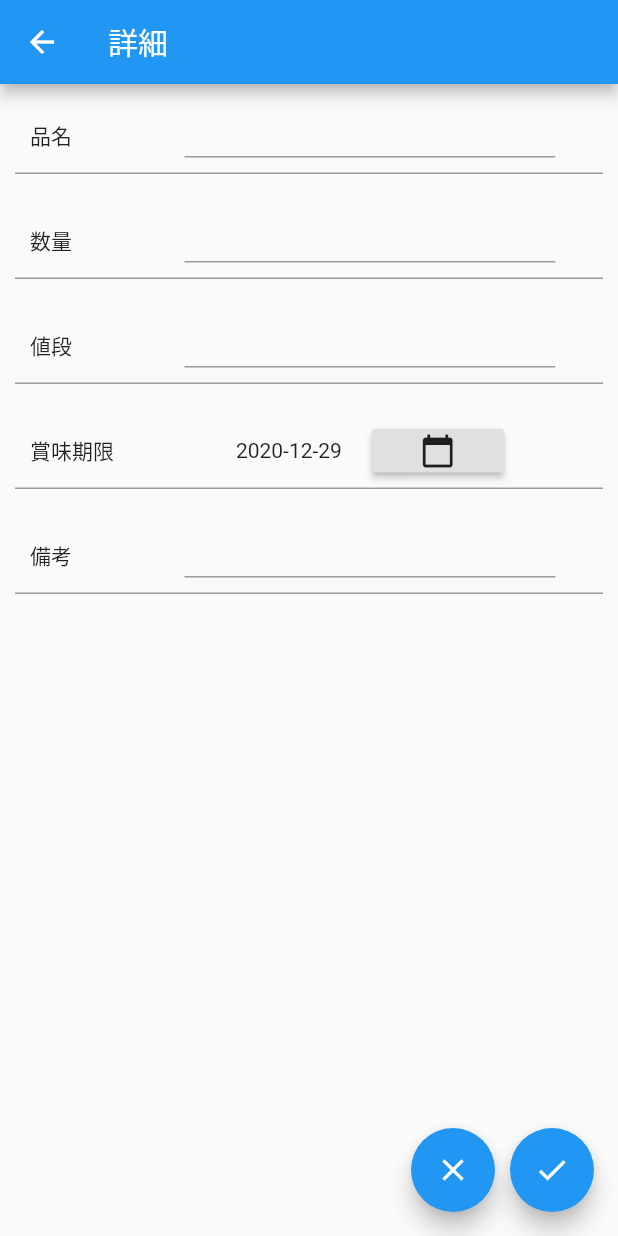
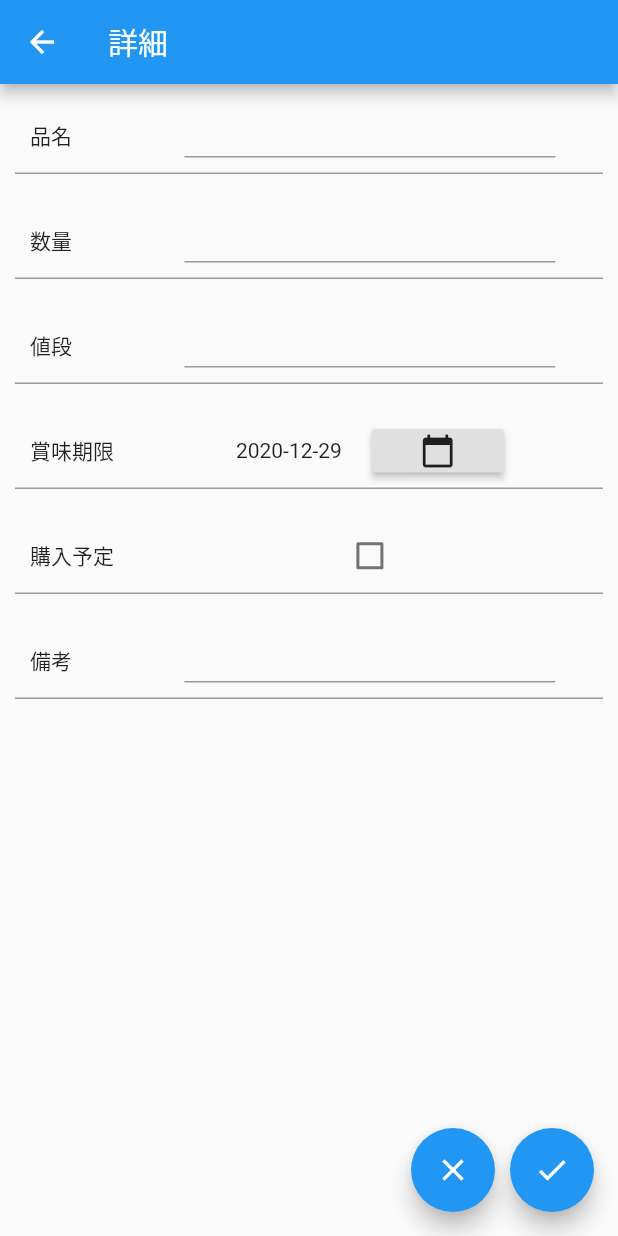
Before and after one commit to Edinwell/chocottor, a Flutter app: the DetailWidget screen opened by its route, on a phone screen of 412 x 824 dp. Run offline on Flutter 3.47's test engine with Material 2 defaults, Android fonts, the phone set to English and light mode, and no system bars.

Commit message:
add data holder

```diff
--- a/lib/detail.dart
+++ b/lib/detail.dart
@@ -8,12 +8,12 @@ class DetailWidget extends StatefulWidget {
 }
 
 class _DetailWidgetState extends State<DetailWidget> {
-  String itemName = "";
-  int count = 0;
-  DateTime expirationDate = DateTime.now();
-  int price = 0;
-  bool isBuy = false;
-  String notes = "";
+  String _itemName = "";
+  int _count = 0;
+  DateTime _expirationDate = DateTime.now();
+  int _price = 0;
+  bool _isBuy = false;
+  String _notes = "";
 
   @override
   Widget build(BuildContext context) {
@@ -25,29 +25,64 @@ class _DetailWidgetState extends State<DetailWidget> {
         children: [
           ItemRow(
             itemName: "品名",
-            elem: TextField(),
+            elem: TextFormField(
+              keyboardType: TextInputType.text,
+              onChanged: (String value) {
+                setState(() {
+                  _itemName = value;
+                });
+              },
+            ),
           ),
           ItemRow(
             itemName: "数量",
-            elem: TextFormField(keyboardType: TextInputType.number),
+            elem: TextFormField(
+                keyboardType: TextInputType.number,
+                validator: (String value) {
+                  if (value.length == 0 || value == '0') {
+                    return '不正な値です';
+                  }
+                  return '';
+                },
+                onChanged: (String value) {
+                  setState(() {
+                    _count = int.parse(value);
+                  });
+                }),
           ),
           ItemRow(
             itemName: "値段",
-            elem: TextFormField(keyboardType: TextInputType.number),
+            elem: TextFormField(
+              keyboardType: TextInputType.number,
+              validator: (String value) {
+                if (value.length == 0) {
+                  return '値を入力';
+                }
+                return '';
+              },
+              onChanged: (String value) {
+                setState(() {
+                  _price = int.parse(value);
+                });
+              },
+            ),
           ),
           ItemRow(
             itemName: "賞味期限",
             elem: ExpirationDate(),
           ),
-          // ItemRow(
-          //   itemName: "購入予定",
-          //   elem: Checkbox(
-          //     value: isBuy,
-          //     onChanged: (bool value) {
-          //       isBuy = value;
-          //     },
-          //   ),
-          // ),
+          ItemRow(
+            itemName: "購入予定",
+            elem: Checkbox(
+              activeColor: Colors.blue,
+              value: _isBuy,
+              onChanged: (bool value) {
+                setState(() {
+                  _isBuy = value;
+                });
+              },
+            ),
+          ),
           ItemRow(
             itemName: "備考",
             elem: TextField(),
@@ -76,6 +111,7 @@ class _DetailWidgetState extends State<DetailWidget> {
           ),
         ],
       ),
+      resizeToAvoidBottomPadding: false,
     );
   }
 }
--- a/lib/widgets/calender_picker.dart
+++ b/lib/widgets/calender_picker.dart
@@ -3,7 +3,7 @@ import 'dart:async';
 import 'package:flutter/material.dart';
 
 class ExpirationDate extends StatefulWidget {
-  ExpirationDate({Key key}) : super(key: key);
+  ExpirationDate({Key key, Key date}) : super(key: key);
 
   @override
   _ExpirationDateState createState() => _ExpirationDateState();
```
